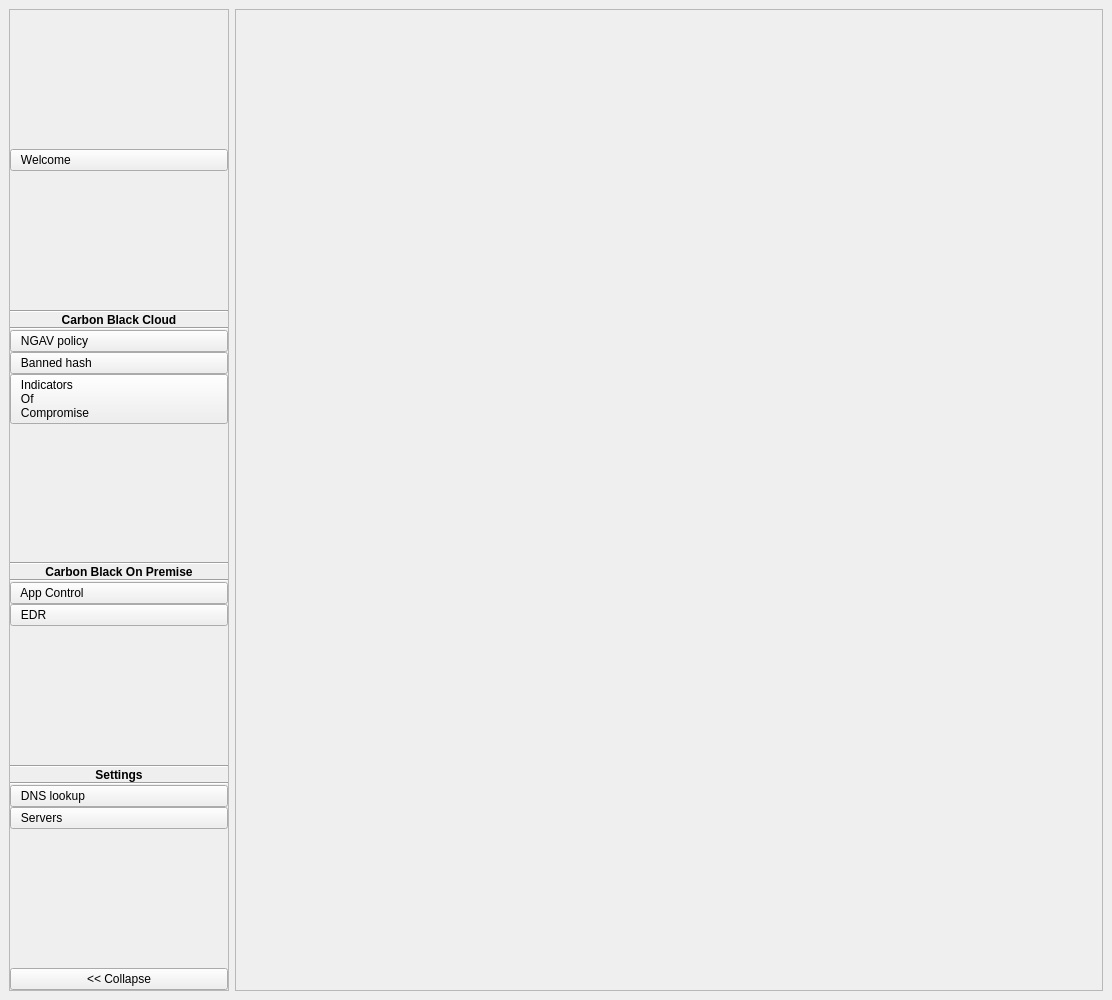
Before: the Qt Designer form homewindow.ui in slist/cbapi-qt-demo, drawn with Qt 5.
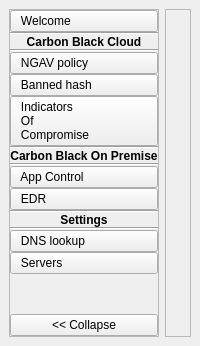
After: the same form once the commit is applied. Icons and pictures are not drawn.

```diff
--- a/homewindow.ui
+++ b/homewindow.ui
@@ -2,14 +2,6 @@
 <ui version="4.0">
  <class>HomeWindow</class>
  <widget class="QMainWindow" name="HomeWindow">
-  <property name="geometry">
-   <rect>
-    <x>0</x>
-    <y>0</y>
-    <width>1112</width>
-    <height>1000</height>
-   </rect>
-  </property>
   <property name="windowTitle">
    <string>Qt VMware Carbon Black API demo</string>
   </property>
@@ -17,9 +9,6 @@
    <iconset resource="cbapi-qt-demo.qrc">
     <normaloff>:/img/qt-cbapi.png</normaloff>:/img/qt-cbapi.png</iconset>
   </property>
-  <property name="autoFillBackground">
-   <bool>false</bool>
-  </property>
   <widget class="QWidget" name="centralwidget">
    <layout class="QHBoxLayout" name="horizontalLayout_2">
     <item>
@@ -52,19 +41,6 @@
        <property name="bottomMargin">
         <number>0</number>
        </property>
-       <item>
-        <spacer name="verticalSpacer_5">
-         <property name="orientation">
-          <enum>Qt::Vertical</enum>
-         </property>
-         <property name="sizeHint" stdset="0">
-          <size>
-           <width>20</width>
-           <height>20</height>
-          </size>
-         </property>
-        </spacer>
-       </item>
        <item>
         <widget class="QPushButton" name="pushButton_Welcome">
          <property name="sizePolicy">
@@ -91,19 +67,6 @@
          </property>
         </widget>
        </item>
-       <item>
-        <spacer name="verticalSpacer_4">
-         <property name="orientation">
-          <enum>Qt::Vertical</enum>
-         </property>
-         <property name="sizeHint" stdset="0">
-          <size>
-           <width>20</width>
-           <height>40</height>
-          </size>
-         </property>
-        </spacer>
-       </item>
        <item>
         <widget class="Line" name="line_cbc_before">
          <property name="orientation">
@@ -115,7 +78,6 @@
         <widget class="QLabel" name="label_CBC">
          <property name="font">
           <font>
-           <weight>75</weight>
            <bold>true</bold>
           </font>
          </property>
@@ -222,19 +184,6 @@
          </property>
         </widget>
        </item>
-       <item>
-        <spacer name="verticalSpacer_3">
-         <property name="orientation">
-          <enum>Qt::Vertical</enum>
-         </property>
-         <property name="sizeHint" stdset="0">
-          <size>
-           <width>20</width>
-           <height>40</height>
-          </size>
-         </property>
-        </spacer>
-       </item>
        <item>
         <widget class="Line" name="line_onprem_before">
          <property name="orientation">
@@ -246,7 +195,6 @@
         <widget class="QLabel" name="label_OnPrem">
          <property name="font">
           <font>
-           <weight>75</weight>
            <bold>true</bold>
           </font>
          </property>
@@ -325,19 +273,6 @@
          </property>
         </widget>
        </item>
-       <item>
-        <spacer name="verticalSpacer_2">
-         <property name="orientation">
-          <enum>Qt::Vertical</enum>
-         </property>
-         <property name="sizeHint" stdset="0">
-          <size>
-           <width>20</width>
-           <height>40</height>
-          </size>
-         </property>
-        </spacer>
-       </item>
        <item>
         <widget class="Line" name="line_settings_before">
          <property name="orientation">
@@ -349,7 +284,6 @@
         <widget class="QLabel" name="label_Settings">
          <property name="font">
           <font>
-           <weight>75</weight>
            <bold>true</bold>
           </font>
          </property>
```
